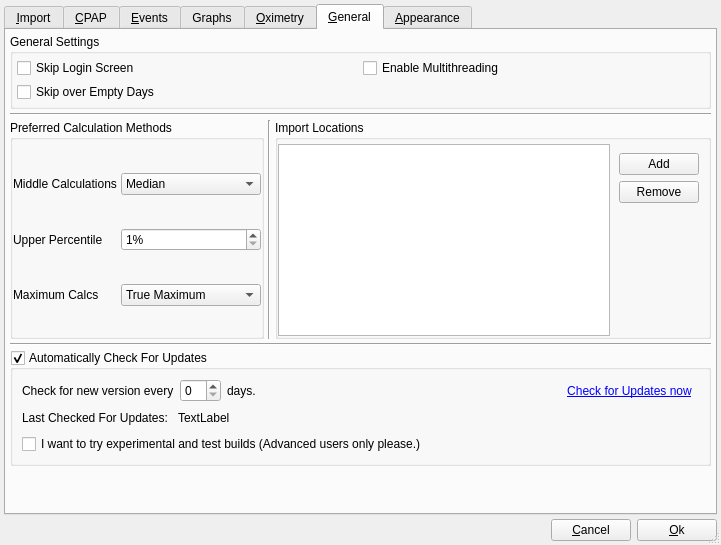
Above: sleepyhead/preferencesdialog.ui from sbonaime/sleepyhead-code. before the change. Below: the same form after it.
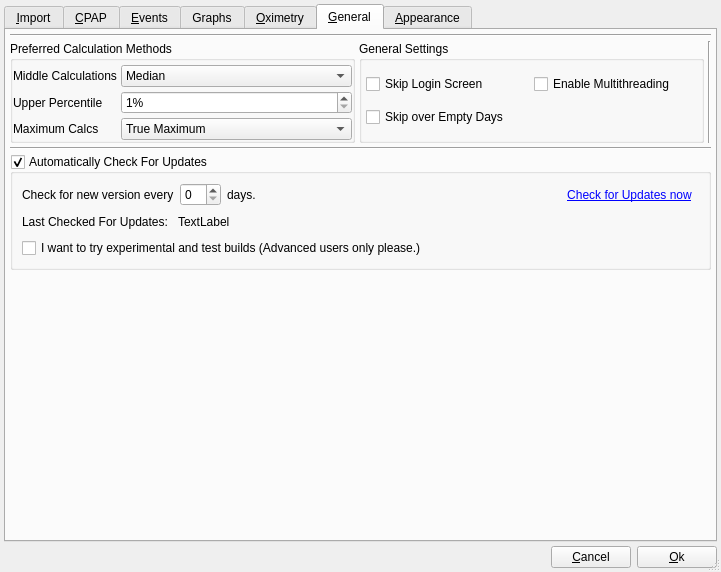
That is the form after the change. The open tabs and pages were chosen to show the change. Icons and pictures are not drawn.

Commit message: Removed ImportLocations and implemented datacard Autoscanner

```diff
--- a/sleepyhead/preferencesdialog.ui
+++ b/sleepyhead/preferencesdialog.ui
@@ -10,7 +10,7 @@
     <x>0</x>
     <y>0</y>
     <width>721</width>
-    <height>545</height>
+    <height>572</height>
    </rect>
   </property>
   <property name="sizePolicy">
@@ -1419,61 +1419,6 @@
        <property name="bottomMargin">
         <number>4</number>
        </property>
-       <item>
-        <widget class="QGroupBox" name="GeneralSettings">
-         <property name="title">
-          <string>General Settings</string>
-         </property>
-         <layout class="QGridLayout" name="gridLayout_10">
-          <property name="leftMargin">
-           <number>4</number>
-          </property>
-          <property name="topMargin">
-           <number>4</number>
-          </property>
-          <property name="rightMargin">
-           <number>4</number>
-          </property>
-          <property name="bottomMargin">
-           <number>4</number>
-          </property>
-          <property name="spacing">
-           <number>4</number>
-          </property>
-          <item row="5" column="0">
-           <widget class="QCheckBox" name="skipEmptyDays">
-            <property name="toolTip">
-             <string>Daily view navigation buttons will skip over days without data records</string>
-            </property>
-            <property name="text">
-             <string>Skip over Empty Days</string>
-            </property>
-           </widget>
-          </item>
-          <item row="1" column="1">
-           <widget class="QCheckBox" name="enableMultithreading">
-            <property name="toolTip">
-             <string>Allow use of multiple CPU cores where available to improve performance. 
-Mainly affects the importer.</string>
-            </property>
-            <property name="text">
-             <string>Enable Multithreading</string>
-            </property>
-           </widget>
-          </item>
-          <item row="1" column="0">
-           <widget class="QCheckBox" name="skipLoginScreen">
-            <property name="toolTip">
-             <string>Bypass the login screen and load the most recent User Profile</string>
-            </property>
-            <property name="text">
-             <string>Skip Login Screen</string>
-            </property>
-           </widget>
-          </item>
-         </layout>
-        </widget>
-       </item>
        <item>
         <widget class="Line" name="line_7">
          <property name="orientation">
@@ -1602,6 +1547,61 @@
            </layout>
           </widget>
          </item>
+         <item>
+          <widget class="QGroupBox" name="GeneralSettings">
+           <property name="title">
+            <string>General Settings</string>
+           </property>
+           <layout class="QGridLayout" name="gridLayout_10">
+            <property name="leftMargin">
+             <number>4</number>
+            </property>
+            <property name="topMargin">
+             <number>4</number>
+            </property>
+            <property name="rightMargin">
+             <number>4</number>
+            </property>
+            <property name="bottomMargin">
+             <number>4</number>
+            </property>
+            <property name="spacing">
+             <number>4</number>
+            </property>
+            <item row="5" column="0">
+             <widget class="QCheckBox" name="skipEmptyDays">
+              <property name="toolTip">
+               <string>Daily view navigation buttons will skip over days without data records</string>
+              </property>
+              <property name="text">
+               <string>Skip over Empty Days</string>
+              </property>
+             </widget>
+            </item>
+            <item row="1" column="1">
+             <widget class="QCheckBox" name="enableMultithreading">
+              <property name="toolTip">
+               <string>Allow use of multiple CPU cores where available to improve performance. 
+Mainly affects the importer.</string>
+              </property>
+              <property name="text">
+               <string>Enable Multithreading</string>
+              </property>
+             </widget>
+            </item>
+            <item row="1" column="0">
+             <widget class="QCheckBox" name="skipLoginScreen">
+              <property name="toolTip">
+               <string>Bypass the login screen and load the most recent User Profile</string>
+              </property>
+              <property name="text">
+               <string>Skip Login Screen</string>
+              </property>
+             </widget>
+            </item>
+           </layout>
+          </widget>
+         </item>
          <item>
           <widget class="Line" name="line_6">
            <property name="orientation">
@@ -1609,70 +1609,6 @@
            </property>
           </widget>
          </item>
-         <item>
-          <widget class="QGroupBox" name="ImportLocations">
-           <property name="title">
-            <string>Import Locations</string>
-           </property>
-           <layout class="QHBoxLayout" name="horizontalLayout_10">
-            <property name="spacing">
-             <number>0</number>
-            </property>
-            <property name="leftMargin">
-             <number>0</number>
-            </property>
-            <property name="topMargin">
-             <number>4</number>
-            </property>
-            <property name="rightMargin">
-             <number>0</number>
-            </property>
-            <property name="bottomMargin">
-             <number>0</number>
-            </property>
-            <item>
-             <widget class="QListView" name="importListWidget">
-              <property name="editTriggers">
-               <set>QAbstractItemView::NoEditTriggers</set>
-              </property>
-             </widget>
-            </item>
-            <item>
-             <widget class="QWidget" name="widget" native="true">
-              <layout class="QVBoxLayout" name="verticalLayout_9">
-               <item>
-                <widget class="QPushButton" name="addImportLocation">
-                 <property name="text">
-                  <string>Add</string>
-                 </property>
-                </widget>
-               </item>
-               <item>
-                <widget class="QPushButton" name="removeImportLocation">
-                 <property name="text">
-                  <string>Remove</string>
-                 </property>
-                </widget>
-               </item>
-               <item>
-                <spacer name="verticalSpacer_5">
-                 <property name="orientation">
-                  <enum>Qt::Vertical</enum>
-                 </property>
-                 <property name="sizeHint" stdset="0">
-                  <size>
-                   <width>20</width>
-                   <height>40</height>
-                  </size>
-                 </property>
-                </spacer>
-               </item>
-              </layout>
-             </widget>
-            </item>
-           </layout>
-          </widget>
-         </item>
         </layout>
        </item>
        <item>
```
Left out of the diff: 2 changed lines with no effect on the pictures. The commit also changes 6 other files.
